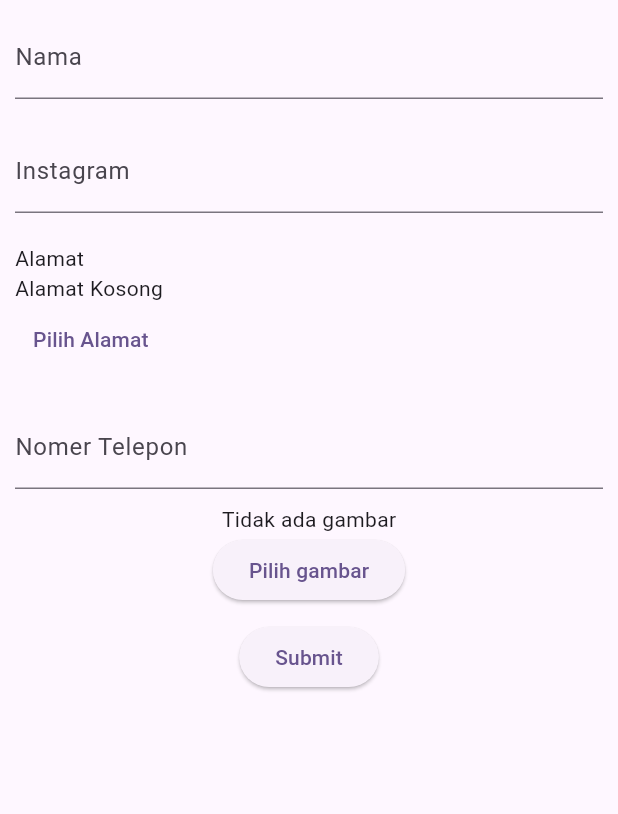
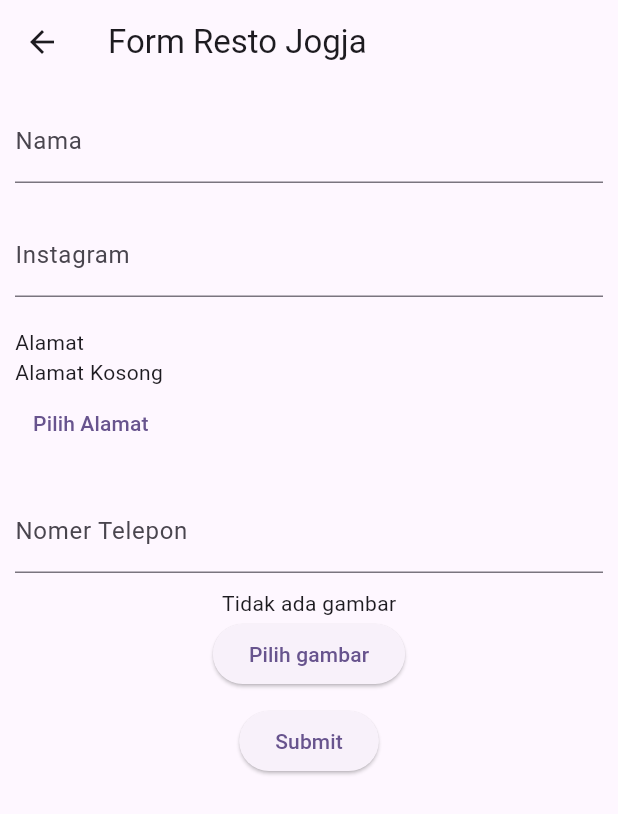
Before and after one commit to blqies20/Exercise2_PAML, a Flutter app: the FormKuliner screen opened directly, after a tap on "Submit", on a phone screen of 412 x 824 dp. Shown: the top 814 px of the screen. Run offline on Flutter 3.47's test engine with Material 3 defaults, Android fonts, the phone set to English and light mode, and no system bars; our stand-ins replace geocoding, geolocator, google_maps_flutter, image_picker; missing offline and left inert: mysql1; network calls fail.

Commit message:
add content form

```diff
--- a/lib/widget/kuliner_form.dart
+++ b/lib/widget/kuliner_form.dart
@@ -2,6 +2,7 @@ import 'dart:io';
 
 import 'package:exercise2/controller/kuliner_controller.dart';
 import 'package:exercise2/model/kuliner.dart';
+import 'package:exercise2/screen/homeview.dart';
 import 'package:exercise2/screen/map_screen.dart';
 import 'package:flutter/material.dart';
 import 'package:image_picker/image_picker.dart';
@@ -23,6 +24,8 @@ class _FormKulinerState extends State<FormKuliner> {
   final _imagePicker = ImagePicker();
   String? _alamat;
 
+  get _id => null;
+
   Future<void> getImage() async {
     final XFile? pickedFile =
         await _imagePicker.pickImage(source: ImageSource.gallery);
@@ -30,21 +33,29 @@ class _FormKulinerState extends State<FormKuliner> {
     setState(() {
       if (pickedFile != null) {
         _image = File(pickedFile.path);
+      } else {
+        print('Tidak ada gambar');
       }
     });
   }
 
   @override
   Widget build(BuildContext context) {
-    return SingleChildScrollView(
-      child: Form(
+    return Scaffold(
+      appBar: AppBar(
+        title: Text('Form Resto Jogja'),
+      ),
+      body: Form(
+          key: _formKey,
+          child: SingleChildScrollView(
             child: Column(
               children: [
                 Container(
                   margin: EdgeInsets.all(10),
                   child: TextFormField(
                     decoration: InputDecoration(
-                  labelText: "Nama", hintText: "Masukkan Nama Tempat Kuliner"),
+                        labelText: "Nama",
+                        hintText: "Masukkan Nama Tempat Kuliner"),
                     controller: _namaController,
                   ),
                 ),
@@ -52,7 +63,8 @@ class _FormKulinerState extends State<FormKuliner> {
                   margin: EdgeInsets.all(10),
                   child: TextFormField(
                     decoration: InputDecoration(
-                  labelText: "Instagram", hintText: "Masukkan Akun Instagram Tempat Kuliner"),
+                        labelText: "Instagram",
+                        hintText: "Masukkan Akun Instagram Tempat Kuliner"),
                     controller: _instagramController,
                   ),
                 ),
@@ -75,8 +87,8 @@ class _FormKulinerState extends State<FormKuliner> {
                                 Navigator.push(
                                   context,
                                   MaterialPageRoute(
-                              builder: (context) =>
-                                  MapScreen(onLocationSeleced: (selectedAddress) {
+                                    builder: (context) => MapScreen(
+                                        onLocationSelected: (selectedAddress) {
                                       setState(() {
                                         _alamat = selectedAddress;
                                       });
@@ -91,8 +103,8 @@ class _FormKulinerState extends State<FormKuliner> {
                                 Navigator.push(
                                   context,
                                   MaterialPageRoute(
-                              builder: (context) =>
-                                  MapScreen(onLocationSeleced: (selectedAddress) {
+                                    builder: (context) => MapScreen(
+                                        onLocationSelected: (selectedAddress) {
                                       setState(() {
                                         _alamat = selectedAddress;
                                       });
@@ -114,7 +126,7 @@ class _FormKulinerState extends State<FormKuliner> {
                     controller: _noTeleponController,
                   ),
                 ),
-          _image != null ? Image.file(_image!) : Text("Tidak ada gambar"),
+                _image == null ? Text("Tidak ada gambar") : Image.file(_image!),
                 ElevatedButton(
                   onPressed: getImage,
                   child: Text("Pilih gambar"),
@@ -127,12 +139,14 @@ class _FormKulinerState extends State<FormKuliner> {
                         _formKey.currentState!.save();
                         var result = await KulinerController().addWisata(
                             Kuliner(
+                              id: _id,
                                 nama: _namaController.text,
                                 instagram: _instagramController.text,
                                 alamat: _alamat ?? '',
                                 telepon: _noTeleponController.text,
                                 foto: _image!.path),
                             _image);
+
                         ScaffoldMessenger.of(context).showSnackBar(
                           SnackBar(
                             content: Text(
@@ -140,12 +154,18 @@ class _FormKulinerState extends State<FormKuliner> {
                             ),
                           ),
                         );
+
+                        Navigator.pushAndRemoveUntil(
+                            context,
+                            MaterialPageRoute(builder: (context) => HomeView()),
+                            (route) => false);
                       }
                     },
                     child: Text("Submit"),
                   ),
                 )
               ],
+            ),
           )),
     );
   }
```
Lines whose indentation alone changed are shown as unchanged.
